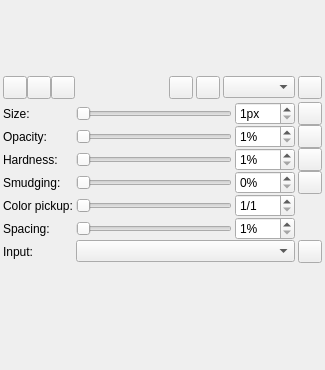
Qt form src/desktop/ui/brushdock.ui (drawpile/Drawpile) before a commit.
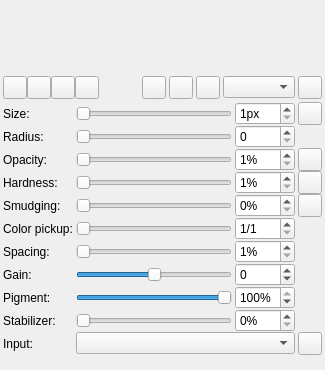
The same form after that commit. Icons and pictures are not drawn. Custom widgets are drawn as their Qt base class.

Commit message:
Implement MyPaint brushes
Drawing brush dabs, previews, brush settings docker, dabs generation and
the new dab messages as well as the handling thereof.

Reworks a lot of places where ClassicBrush was used into an ActiveBrush
that can toggle between that and MyPaint brushes.

The edit to the form file:
```diff
--- a/src/desktop/ui/brushdock.ui
+++ b/src/desktop/ui/brushdock.ui
@@ -124,6 +124,26 @@
            <bool>true</bool>
           </property>
           <property name="groupPosition">
+           <enum>widgets::GroupedToolButton::GroupCenter</enum>
+          </property>
+         </widget>
+        </item>
+        <item>
+         <widget class="widgets::GroupedToolButton" name="mypaintMode">
+          <property name="toolTip">
+           <string>MyPaint Brush</string>
+          </property>
+          <property name="icon">
+           <iconset theme="draw-brush">
+            <normaloff>theme:draw-brush.svg</normaloff>theme:draw-brush.svg</iconset>
+          </property>
+          <property name="checkable">
+           <bool>true</bool>
+          </property>
+          <property name="autoExclusive">
+           <bool>true</bool>
+          </property>
+          <property name="groupPosition">
            <enum>widgets::GroupedToolButton::GroupRight</enum>
           </property>
          </widget>
@@ -158,6 +178,20 @@
        </property>
       </widget>
      </item>
+     <item>
+      <widget class="widgets::GroupedToolButton" name="modeLockAlpha">
+       <property name="toolTip">
+        <string>Lock alpha (recolor mode)</string>
+       </property>
+       <property name="icon">
+        <iconset theme="color-picker">
+         <normaloff>theme:object-locked.svg</normaloff>theme:object-locked.svg</iconset>
+       </property>
+       <property name="checkable">
+        <bool>true</bool>
+       </property>
+      </widget>
+     </item>
      <item>
       <widget class="widgets::GroupedToolButton" name="modeEraser">
        <property name="toolTip">
@@ -199,173 +233,125 @@
      <property name="verticalSpacing">
       <number>0</number>
      </property>
-     <item row="0" column="1">
-      <widget class="QSlider" name="brushsizeSlider">
-       <property name="minimum">
-        <number>1</number>
+     <item row="4" column="3">
+      <widget class="widgets::GroupedToolButton" name="pressureSmudging">
+       <property name="toolTip">
+        <string>Pressure sensitivity</string>
        </property>
-       <property name="maximum">
-        <number>128</number>
+       <property name="icon">
+        <iconset theme="draw-brush">
+         <normaloff>theme:draw-brush.svg</normaloff>theme:draw-brush.svg</iconset>
        </property>
-       <property name="orientation">
-        <enum>Qt::Horizontal</enum>
+       <property name="checkable">
+        <bool>true</bool>
        </property>
       </widget>
      </item>
-     <item row="5" column="2">
-      <widget class="QSpinBox" name="brushspacingBox">
-       <property name="suffix">
-        <string notr="true">%</string>
+     <item row="3" column="3">
+      <widget class="widgets::GroupedToolButton" name="pressureHardness">
+       <property name="toolTip">
+        <string>Pressure sensitivity</string>
        </property>
-       <property name="minimum">
-        <number>1</number>
+       <property name="icon">
+        <iconset theme="draw-brush">
+         <normaloff>theme:draw-brush.svg</normaloff>theme:draw-brush.svg</iconset>
        </property>
-       <property name="maximum">
-        <number>999</number>
+       <property name="checkable">
+        <bool>true</bool>
        </property>
       </widget>
      </item>
      <item row="0" column="0">
-      <widget class="QLabel" name="label">
+      <widget class="QLabel" name="brushsizeLabel">
        <property name="text">
         <string>Size:</string>
        </property>
       </widget>
      </item>
-     <item row="2" column="0">
+     <item row="7" column="0">
+      <widget class="QLabel" name="gainLabel">
+       <property name="text">
+        <string>Gain:</string>
+       </property>
+      </widget>
+     </item>
+     <item row="9" column="0">
+      <widget class="QLabel" name="slowTrackingLabel">
+       <property name="text">
+        <string>Stabilizer:</string>
+       </property>
+      </widget>
+     </item>
+     <item row="4" column="2">
+      <widget class="QSpinBox" name="smudgingBox">
+       <property name="suffix">
+        <string notr="true">%</string>
+       </property>
+       <property name="minimum">
+        <number>0</number>
+       </property>
+       <property name="maximum">
+        <number>100</number>
+       </property>
+       <property name="value">
+        <number>0</number>
+       </property>
+      </widget>
+     </item>
+     <item row="8" column="2">
+      <widget class="QSpinBox" name="paintModeBox">
+       <property name="suffix">
+        <string>%</string>
+       </property>
+       <property name="maximum">
+        <number>100</number>
+       </property>
+       <property name="value">
+        <number>100</number>
+       </property>
+      </widget>
+     </item>
+     <item row="3" column="0">
       <widget class="QLabel" name="hardnessLabel">
        <property name="text">
         <string>Hardness:</string>
        </property>
       </widget>
      </item>
-     <item row="3" column="0">
-      <widget class="QLabel" name="smudgingLabel">
-       <property name="text">
-        <string>Smudging:</string>
-       </property>
-      </widget>
-     </item>
-     <item row="1" column="2">
-      <widget class="QSpinBox" name="spinBox_2">
-       <property name="suffix">
-        <string notr="true">%</string>
-       </property>
-       <property name="minimum">
-        <number>1</number>
-       </property>
-       <property name="maximum">
-        <number>100</number>
-       </property>
-      </widget>
-     </item>
      <item row="3" column="2">
-      <widget class="QSpinBox" name="smudgingBox">
+      <widget class="QSpinBox" name="hardnessBox">
        <property name="suffix">
         <string notr="true">%</string>
        </property>
        <property name="minimum">
-        <number>0</number>
+        <number>1</number>
        </property>
        <property name="maximum">
         <number>100</number>
        </property>
-       <property name="value">
-        <number>0</number>
-       </property>
       </widget>
      </item>
-     <item row="1" column="0">
-      <widget class="QLabel" name="label_2">
-       <property name="text">
-        <string>Opacity:</string>
-       </property>
-      </widget>
-     </item>
-     <item row="0" column="3">
-      <widget class="widgets::GroupedToolButton" name="pressureSize">
-       <property name="toolTip">
-        <string>Pressure sensitivity</string>
-       </property>
-       <property name="icon">
-        <iconset theme="draw-brush">
-         <normaloff>theme:draw-brush.svg</normaloff>theme:draw-brush.svg</iconset>
-       </property>
-       <property name="checkable">
-        <bool>true</bool>
-       </property>
-      </widget>
-     </item>
-     <item row="3" column="3">
-      <widget class="widgets::GroupedToolButton" name="pressureSmudging">
-       <property name="toolTip">
-        <string>Pressure sensitivity</string>
-       </property>
-       <property name="icon">
-        <iconset theme="draw-brush">
-         <normaloff>theme:draw-brush.svg</normaloff>theme:draw-brush.svg</iconset>
-       </property>
-       <property name="checkable">
-        <bool>true</bool>
-       </property>
-      </widget>
-     </item>
-     <item row="4" column="0">
-      <widget class="QLabel" name="colorpickupLabel">
-       <property name="text">
-        <string>Color pickup:</string>
-       </property>
-      </widget>
-     </item>
-     <item row="1" column="1">
-      <widget class="QSlider" name="brushopacity">
+     <item row="0" column="1">
+      <widget class="QSlider" name="brushsizeSlider">
        <property name="minimum">
         <number>1</number>
        </property>
        <property name="maximum">
-        <number>100</number>
+        <number>128</number>
        </property>
        <property name="orientation">
         <enum>Qt::Horizontal</enum>
        </property>
       </widget>
      </item>
-     <item row="2" column="3">
-      <widget class="widgets::GroupedToolButton" name="pressureHardness">
-       <property name="toolTip">
-        <string>Pressure sensitivity</string>
-       </property>
-       <property name="icon">
-        <iconset theme="draw-brush">
-         <normaloff>theme:draw-brush.svg</normaloff>theme:draw-brush.svg</iconset>
-       </property>
-       <property name="checkable">
-        <bool>true</bool>
-       </property>
-      </widget>
-     </item>
-     <item row="5" column="0">
-      <widget class="QLabel" name="label_4">
+     <item row="6" column="0">
+      <widget class="QLabel" name="brushspacingLabel">
        <property name="text">
         <string>Spacing:</string>
        </property>
       </widget>
      </item>
-     <item row="1" column="3">
-      <widget class="widgets::GroupedToolButton" name="pressureOpacity">
-       <property name="toolTip">
-        <string>Pressure sensitivity</string>
-       </property>
-       <property name="icon">
-        <iconset theme="draw-brush">
-         <normaloff>theme:draw-brush.svg</normaloff>theme:draw-brush.svg</iconset>
-       </property>
-       <property name="checkable">
-        <bool>true</bool>
-       </property>
-      </widget>
-     </item>
-     <item row="4" column="2">
+     <item row="5" column="2">
       <widget class="QSpinBox" name="colorpickupBox">
        <property name="prefix">
         <string notr="true">1/</string>
@@ -378,21 +364,57 @@
        </property>
       </widget>
      </item>
-     <item row="4" column="1">
-      <widget class="QSlider" name="colorpickup">
+     <item row="7" column="2">
+      <widget class="QSpinBox" name="gainBox">
+       <property name="suffix">
+        <string/>
+       </property>
        <property name="minimum">
+        <number>-180</number>
+       </property>
+       <property name="maximum">
+        <number>180</number>
+       </property>
+       <property name="value">
+        <number>0</number>
+       </property>
+      </widget>
+     </item>
+     <item row="2" column="0">
+      <widget class="QLabel" name="label_2">
+       <property name="text">
+        <string>Opacity:</string>
+       </property>
+      </widget>
+     </item>
+     <item row="2" column="2">
+      <widget class="QSpinBox" name="spinBox_2">
+       <property name="suffix">
+        <string notr="true">%</string>
+       </property>
+       <property name="minimum">
         <number>1</number>
        </property>
        <property name="maximum">
-        <number>32</number>
+        <number>100</number>
        </property>
-       <property name="orientation">
-        <enum>Qt::Horizontal</enum>
+      </widget>
+     </item>
+     <item row="6" column="2">
+      <widget class="QSpinBox" name="brushspacingBox">
+       <property name="suffix">
+        <string notr="true">%</string>
+       </property>
+       <property name="minimum">
+        <number>1</number>
+       </property>
+       <property name="maximum">
+        <number>999</number>
        </property>
       </widget>
      </item>
      <item row="2" column="1">
-      <widget class="QSlider" name="brushhardness">
+      <widget class="QSlider" name="brushopacity">
        <property name="minimum">
         <number>1</number>
        </property>
@@ -404,7 +426,17 @@
        </property>
       </widget>
      </item>
-     <item row="5" column="1">
+     <item row="9" column="1">
+      <widget class="QSlider" name="slowTrackingSlider">
+       <property name="maximum">
+        <number>100</number>
+       </property>
+       <property name="orientation">
+        <enum>Qt::Horizontal</enum>
+       </property>
+      </widget>
+     </item>
+     <item row="6" column="1">
       <widget class="QSlider" name="brushspacingSlider">
        <property name="minimum">
         <number>1</number>
@@ -417,20 +449,84 @@
        </property>
       </widget>
      </item>
-     <item row="2" column="2">
-      <widget class="QSpinBox" name="hardnessBox">
-       <property name="suffix">
-        <string notr="true">%</string>
-       </property>
+     <item row="5" column="1">
+      <widget class="QSlider" name="colorpickup">
        <property name="minimum">
         <number>1</number>
        </property>
        <property name="maximum">
-        <number>100</number>
+        <number>32</number>
        </property>
+       <property name="orientation">
+        <enum>Qt::Horizontal</enum>
+       </property>
       </widget>
      </item>
+     <item row="0" column="3">
+      <widget class="widgets::GroupedToolButton" name="pressureSize">
+       <property name="toolTip">
+        <string>Pressure sensitivity</string>
+       </property>
+       <property name="icon">
+        <iconset theme="draw-brush">
+         <normaloff>theme:draw-brush.svg</normaloff>theme:draw-brush.svg</iconset>
+       </property>
+       <property name="checkable">
+        <bool>true</bool>
+       </property>
+      </widget>
+     </item>
+     <item row="8" column="0">
+      <widget class="QLabel" name="paintModeLabel">
+       <property name="text">
+        <string>Pigment:</string>
+       </property>
+      </widget>
+     </item>
+     <item row="2" column="3">
+      <widget class="widgets::GroupedToolButton" name="pressureOpacity">
+       <property name="toolTip">
+        <string>Pressure sensitivity</string>
+       </property>
+       <property name="icon">
+        <iconset theme="draw-brush">
+         <normaloff>theme:draw-brush.svg</normaloff>theme:draw-brush.svg</iconset>
+       </property>
+       <property name="checkable">
+        <bool>true</bool>
+       </property>
+      </widget>
+     </item>
+     <item row="10" column="1" colspan="2">
+      <widget class="QComboBox" name="inputPreset"/>
+     </item>
      <item row="3" column="1">
+      <widget class="QSlider" name="brushhardness">
+       <property name="minimum">
+        <number>1</number>
+       </property>
+       <property name="maximum">
+        <number>100</number>
+       </property>
+       <property name="orientation">
+        <enum>Qt::Horizontal</enum>
+       </property>
+      </widget>
+     </item>
+     <item row="7" column="1">
+      <widget class="QSlider" name="gainSlider">
+       <property name="minimum">
+        <number>-180</number>
+       </property>
+       <property name="maximum">
+        <number>180</number>
+       </property>
+       <property name="orientation">
+        <enum>Qt::Horizontal</enum>
+       </property>
+      </widget>
+     </item>
+     <item row="4" column="1">
       <widget class="QSlider" name="brushsmudging">
        <property name="minimum">
         <number>0</number>
@@ -446,6 +542,26 @@
        </property>
       </widget>
      </item>
+     <item row="8" column="1">
+      <widget class="QSlider" name="paintModeSlider">
+       <property name="maximum">
+        <number>100</number>
+       </property>
+       <property name="value">
+        <number>100</number>
+       </property>
+       <property name="orientation">
+        <enum>Qt::Horizontal</enum>
+       </property>
+      </widget>
+     </item>
+     <item row="4" column="0">
+      <widget class="QLabel" name="smudgingLabel">
+       <property name="text">
+        <string>Smudging:</string>
+       </property>
+      </widget>
+     </item>
      <item row="0" column="2">
       <widget class="QSpinBox" name="brushsizeBox">
        <property name="suffix">
@@ -459,17 +575,31 @@
        </property>
       </widget>
      </item>
-     <item row="6" column="0">
+     <item row="10" column="0">
       <widget class="QLabel" name="label_3">
        <property name="text">
         <string>Input:</string>
        </property>
       </widget>
      </item>
-     <item row="6" column="1" colspan="2">
-      <widget class="QComboBox" name="inputPreset"/>
+     <item row="9" column="2">
+      <widget class="QSpinBox" name="slowTrackingBox">
+       <property name="suffix">
+        <string>%</string>
+       </property>
+       <property name="maximum">
+        <number>100</number>
+       </property>
+      </widget>
      </item>
-     <item row="6" column="3">
+     <item row="5" column="0">
+      <widget class="QLabel" name="colorpickupLabel">
+       <property name="text">
+        <string>Color pickup:</string>
+       </property>
+      </widget>
+     </item>
+     <item row="10" column="3">
       <widget class="widgets::GroupedToolButton" name="configureInput">
        <property name="toolTip">
         <string>Configure input presets</string>
@@ -480,6 +610,30 @@
        </property>
       </widget>
      </item>
+     <item row="1" column="0">
+      <widget class="QLabel" name="radiusLogarithmicLabel">
+       <property name="text">
+        <string>Radius:</string>
+       </property>
+      </widget>
+     </item>
+     <item row="1" column="1">
+      <widget class="QSlider" name="radiusLogarithmicSlider">
+       <property name="maximum">
+        <number>800</number>
+       </property>
+       <property name="orientation">
+        <enum>Qt::Horizontal</enum>
+       </property>
+      </widget>
+     </item>
+     <item row="1" column="2">
+      <widget class="QSpinBox" name="radiusLogarithmicBox">
+       <property name="maximum">
+        <number>800</number>
+       </property>
+      </widget>
+     </item>
     </layout>
    </item>
    <item>
```
Left out of the diff: 128 changed lines with no effect on the pictures. The commit also changes 32 other files.
